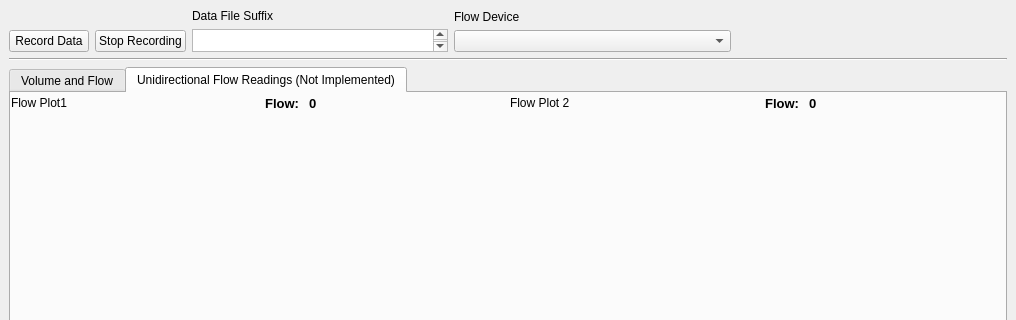
This is layout/layout_dual_venturi.ui in ABI-EIT/EIT_Data_Acquisition as Qt 5 draws it before an edit; both pictures show x 0 to 1016 and y 0 to 320 of the 1016 by 669 pixel window. The edited form follows.
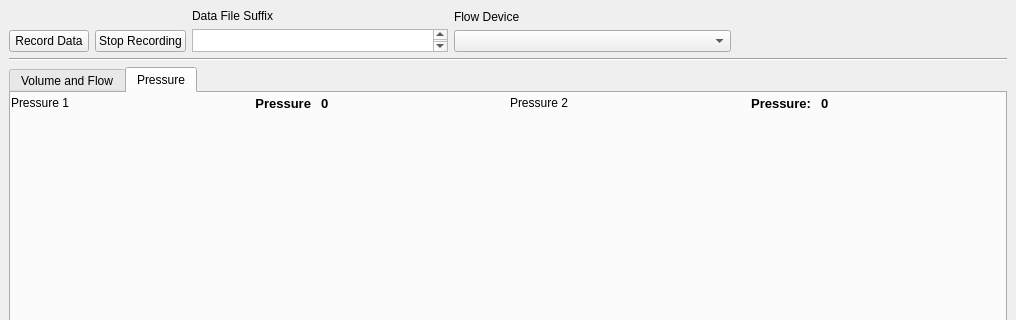
This is the edited form. The open tabs and pages were chosen to show the change.

Commit message: Better flow calculation

```diff
--- a/layout/layout_dual_venturi.ui
+++ b/layout/layout_dual_venturi.ui
@@ -398,7 +398,7 @@
           </font>
          </property>
          <attribute name="title">
-          <string>Unidirectional Flow Readings (Not Implemented)</string>
+          <string>Pressure</string>
          </attribute>
          <widget class="QWidget" name="layoutWidget_3">
           <property name="geometry">
@@ -435,7 +435,7 @@
              <item>
               <widget class="QLabel" name="labelVolume_2">
                <property name="text">
-                <string>Flow Plot 2</string>
+                <string>Pressure 2</string>
                </property>
               </widget>
              </item>
@@ -462,7 +462,7 @@
                 </font>
                </property>
                <property name="text">
-                <string>Flow:</string>
+                <string>Pressure:</string>
                </property>
                <property name="alignment">
                 <set>Qt::AlignRight|Qt::AlignTrailing|Qt::AlignVCenter</set>
@@ -520,7 +520,7 @@
              <item>
               <widget class="QLabel" name="labelFlow1_2">
                <property name="text">
-                <string>Flow Plot1</string>
+                <string>Pressure 1</string>
                </property>
               </widget>
              </item>
@@ -547,7 +547,7 @@
                 </font>
                </property>
                <property name="text">
-                <string>Flow:</string>
+                <string>Pressure</string>
                </property>
                <property name="alignment">
                 <set>Qt::AlignRight|Qt::AlignTrailing|Qt::AlignVCenter</set>
```
Left out of the diff: 10 changed lines with no effect on the pictures. The commit also changes 4 other files.
